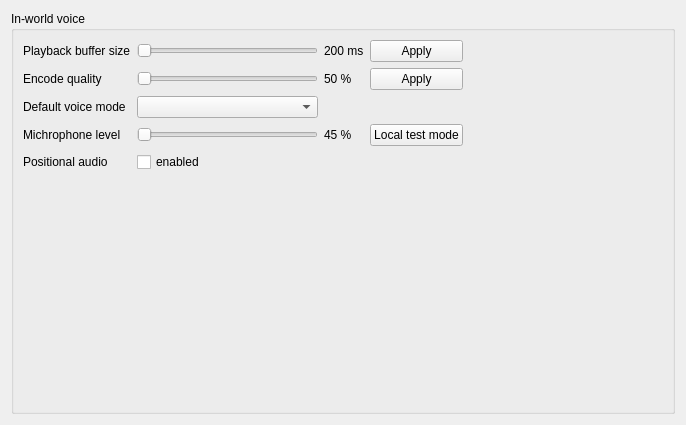
Qt form MumbleVoipModule/ui/VoiceSettings.ui (realXtend/tundra) before a commit.
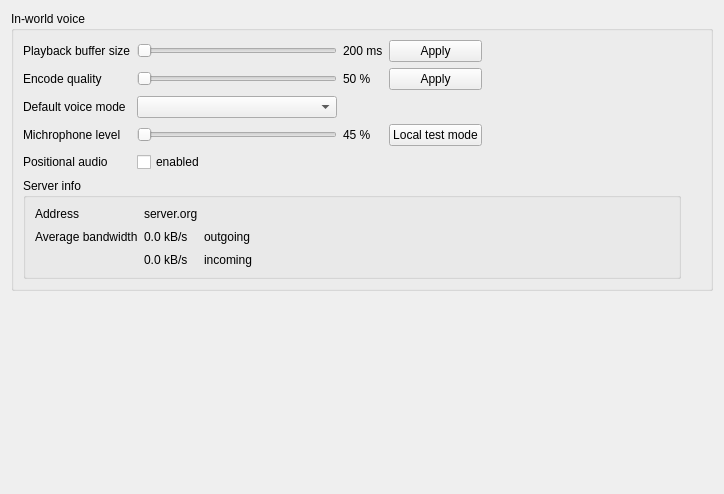
The same form after that commit.

Commit message: Moved server info from voice control widget to voice settings widget.

```diff
--- a/MumbleVoipModule/ui/VoiceSettings.ui
+++ b/MumbleVoipModule/ui/VoiceSettings.ui
@@ -6,8 +6,8 @@
    <rect>
     <x>0</x>
     <y>0</y>
-    <width>686</width>
-    <height>425</height>
+    <width>724</width>
+    <height>494</height>
    </rect>
   </property>
   <property name="windowTitle">
@@ -195,17 +195,75 @@
              </layout>
             </item>
             <item>
-             <spacer name="verticalSpacer_3">
-              <property name="orientation">
-               <enum>Qt::Vertical</enum>
+             <widget class="QGroupBox" name="groupBox_2">
+              <property name="title">
+               <string>Server info</string>
               </property>
-              <property name="sizeHint" stdset="0">
-               <size>
-                <width>20</width>
-                <height>40</height>
-               </size>
-              </property>
-             </spacer>
+              <layout class="QGridLayout" name="gridLayout" columnstretch="0,0,0,0">
+               <item row="1" column="0">
+                <widget class="QLabel" name="label">
+                 <property name="text">
+                  <string>Average bandwidth</string>
+                 </property>
+                </widget>
+               </item>
+               <item row="1" column="1">
+                <widget class="QLabel" name="averageBandwidthInLabel">
+                 <property name="text">
+                  <string>0.0 kB/s</string>
+                 </property>
+                </widget>
+               </item>
+               <item row="4" column="1">
+                <widget class="QLabel" name="averageBandwidthOutLabel">
+                 <property name="text">
+                  <string>0.0 kB/s</string>
+                 </property>
+                </widget>
+               </item>
+               <item row="1" column="2">
+                <widget class="QLabel" name="label_10">
+                 <property name="text">
+                  <string>outgoing</string>
+                 </property>
+                </widget>
+               </item>
+               <item row="4" column="2">
+                <widget class="QLabel" name="label_4">
+                 <property name="text">
+                  <string>incoming</string>
+                 </property>
+                </widget>
+               </item>
+               <item row="0" column="0">
+                <widget class="QLabel" name="label_3">
+                 <property name="text">
+                  <string>Address</string>
+                 </property>
+                </widget>
+               </item>
+               <item row="0" column="1">
+                <widget class="QLabel" name="serverInfoLabel">
+                 <property name="text">
+                  <string>server.org</string>
+                 </property>
+                </widget>
+               </item>
+               <item row="1" column="3">
+                <spacer name="horizontalSpacer">
+                 <property name="orientation">
+                  <enum>Qt::Horizontal</enum>
+                 </property>
+                 <property name="sizeHint" stdset="0">
+                  <size>
+                   <width>40</width>
+                   <height>20</height>
+                  </size>
+                 </property>
+                </spacer>
+               </item>
+              </layout>
+             </widget>
             </item>
            </layout>
           </item>
@@ -229,6 +287,19 @@
      </item>
     </layout>
    </item>
+   <item>
+    <spacer name="verticalSpacer">
+     <property name="orientation">
+      <enum>Qt::Vertical</enum>
+     </property>
+     <property name="sizeHint" stdset="0">
+      <size>
+       <width>541</width>
+       <height>108</height>
+      </size>
+     </property>
+    </spacer>
+   </item>
   </layout>
  </widget>
  <resources/>
```
The commit also changes 7 other files.
